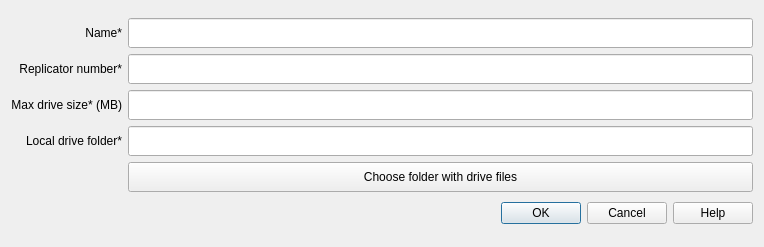
Above: UserApp/Dialogs/AddDriveStreamDialog.ui from proximax-storage/cpp-xpx-storage-user-app before the change. Below: the same form after it.
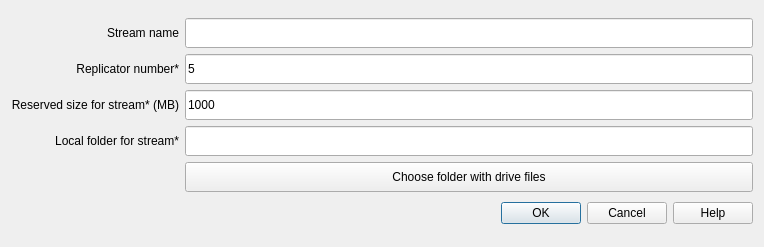
That is the form after the change.

```diff
--- a/UserApp/Dialogs/AddDriveStreamDialog.ui
+++ b/UserApp/Dialogs/AddDriveStreamDialog.ui
@@ -67,7 +67,7 @@
      <item row="2" column="0">
       <widget class="QLabel" name="label_4">
        <property name="text">
-        <string>Max drive size* (MB)</string>
+        <string>Reserved size for stream* (MB)</string>
        </property>
        <property name="alignment">
         <set>Qt::AlignRight|Qt::AlignTrailing|Qt::AlignVCenter</set>
@@ -77,7 +77,7 @@
      <item row="0" column="0">
       <widget class="QLabel" name="label">
        <property name="text">
-        <string>Name*</string>
+        <string>Stream name</string>
        </property>
        <property name="alignment">
         <set>Qt::AlignRight|Qt::AlignTrailing|Qt::AlignVCenter</set>
@@ -99,7 +99,7 @@
         </size>
        </property>
        <property name="text">
-        <string/>
+        <string>1000</string>
        </property>
       </widget>
      </item>
@@ -118,7 +118,7 @@
         </size>
        </property>
        <property name="text">
-        <string/>
+        <string>5</string>
        </property>
       </widget>
      </item>
@@ -141,7 +141,7 @@
      <item row="3" column="0">
       <widget class="QLabel" name="label_5">
        <property name="text">
-        <string>Local drive folder*</string>
+        <string>Local folder for stream*</string>
        </property>
        <property name="alignment">
         <set>Qt::AlignRight|Qt::AlignTrailing|Qt::AlignVCenter</set>
```
